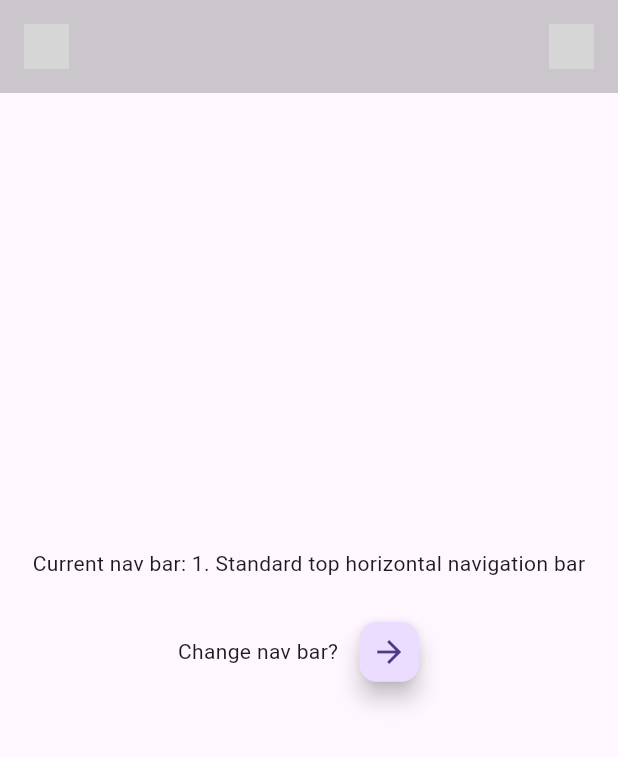
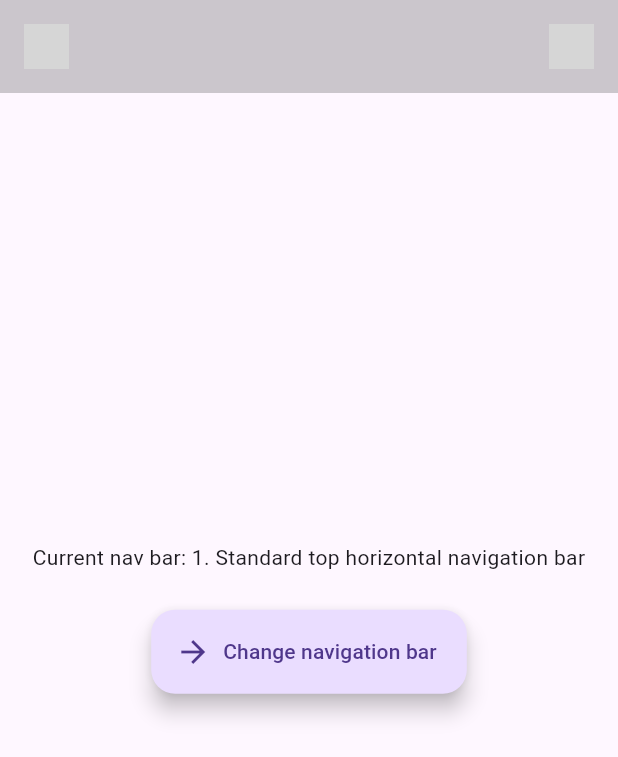
Before and after one commit to KrisHHFI/flutter_nav_bars, a Flutter app: the screen it shows after launch, on a phone screen of 412 x 824 dp. Shown: the top 757 px of the screen. Run offline on Flutter 3.47's test engine with Material 3 defaults, Android fonts, the phone set to English and light mode, and no system bars; network calls fail; grey boxes are pictures that could not be loaded.

Commit message:
Button replaced

```diff
--- a/lib/widgets/page_content.dart
+++ b/lib/widgets/page_content.dart
@@ -46,12 +46,11 @@ class PageContentState extends State<PageContent> {
               Row(
                 mainAxisAlignment: MainAxisAlignment.center,
                 children: [
-                  const Text(
-                    'Change nav bar?',
-                  ),
                   Padding(
                     padding: const EdgeInsets.symmetric(horizontal: 10.0),
-                    child: FloatingActionButton(
+                    child:
+                        /*
+                     FloatingActionButton(
                       onPressed: () {
                         // Change the nav bar when the button is pressed
                         Provider.of<NavBarProvider>(context, listen: false)
@@ -60,6 +59,16 @@ class PageContentState extends State<PageContent> {
                       tooltip: 'Change Nav Bar',
                       mini: true,
                       child: const Icon(Icons.arrow_forward),
+                    ),
+                    */
+                        FloatingActionButton.extended(
+                      onPressed: () {
+                        // Change the nav bar when the button is pressed
+                        Provider.of<NavBarProvider>(context, listen: false)
+                            .nextNavBar();
+                      },
+                      label: const Text('Change navigation bar'),
+                      icon: const Icon(Icons.arrow_forward),
                     ),
                   ),
                 ],
--- a/lib/widgets/triangle_painter.dart
+++ b/lib/widgets/triangle_painter.dart
@@ -30,7 +30,7 @@ class TrianglePainter extends CustomPainter {
       // Basic triangle
     } else {
       path.moveTo(0, 0); // Top-left point (right angle)
-      path.lineTo(size.width, 0); // Top-right point
+      path.lineTo(size.width, 0); // Right point
       path.lineTo(0, size.height); // Bottom-left point
     }
     path.close(); // Close the path to form the triangle
```
